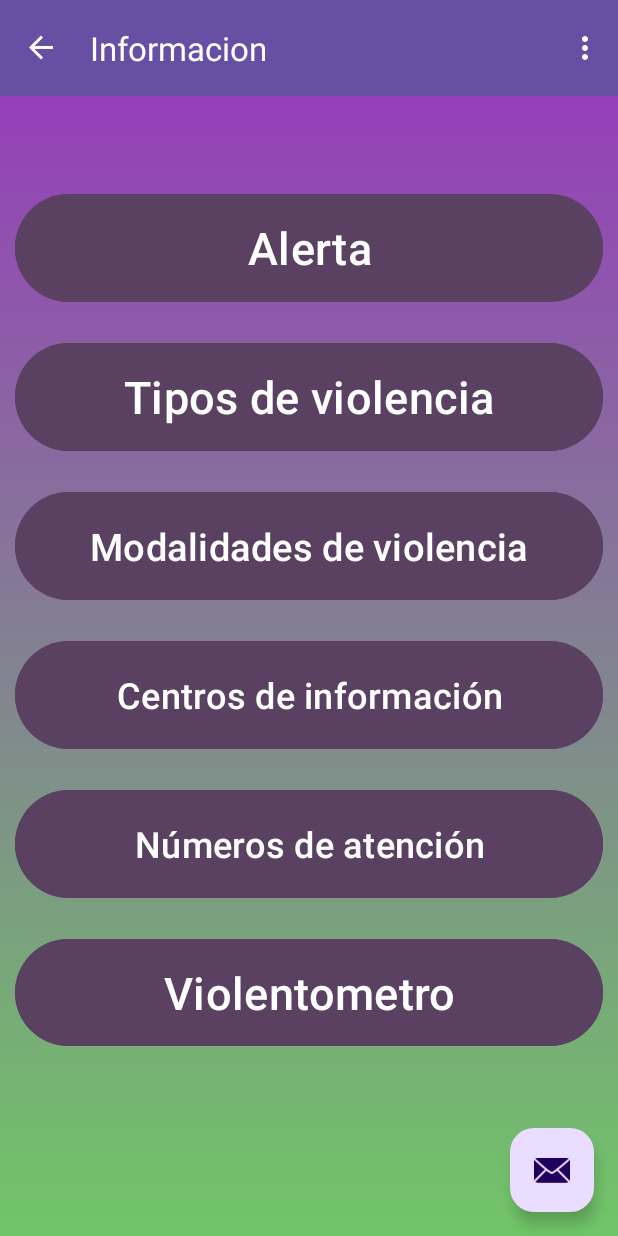
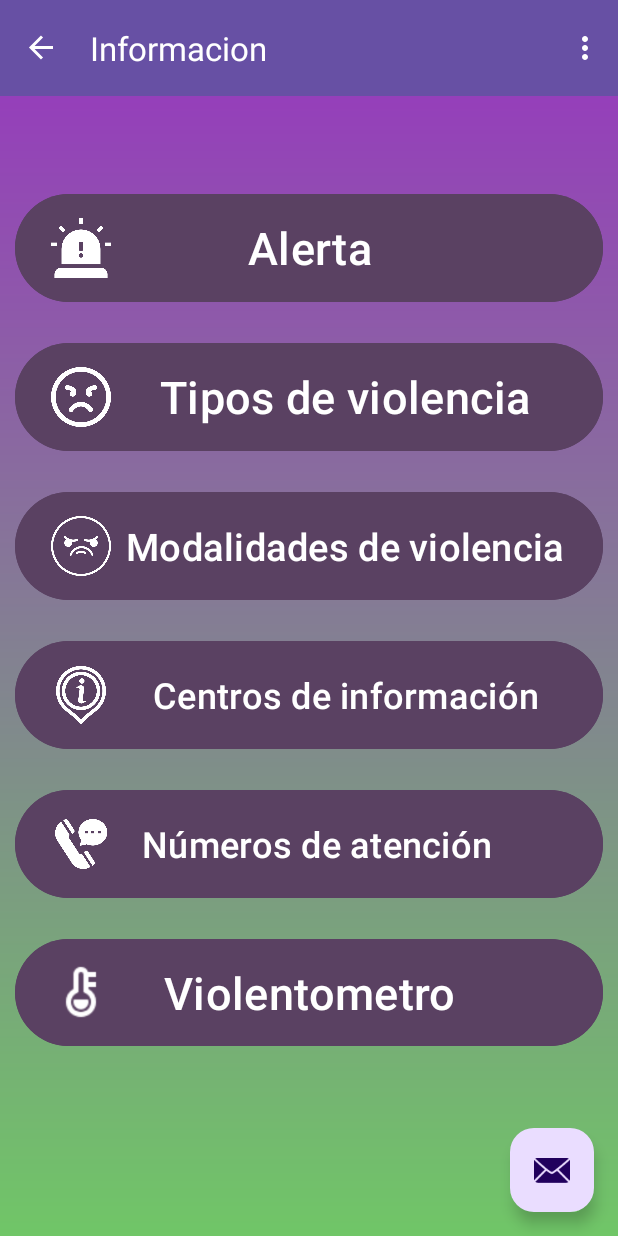
Before and after one commit to hassansabag81/AppProyectoFinal, an Android app: the main screen opened directly, with no data from a screen before it, in the side drawer, after a tap on "Informacion", on a phone screen of 412 x 824 dp. Run offline under Robolectric (Android 15) with nearby library versions, the phone set to English and light mode, and no system bars; our stand-ins replace navigation-ui; Roboto replaces fonts that are not available here.

Commit message:
Cambios Iconos

```diff
--- a/app/src/main/res/layout/fragment_informacion.xml
+++ b/app/src/main/res/layout/fragment_informacion.xml
@@ -1,5 +1,6 @@
 <?xml version="1.0" encoding="utf-8"?>
 <LinearLayout xmlns:android="http://schemas.android.com/apk/res/android"
+    xmlns:app="http://schemas.android.com/apk/res-auto"
     android:layout_width="match_parent"
     android:layout_height="match_parent"
     android:background="@drawable/login_background"
@@ -19,7 +20,10 @@
         android:backgroundTint="#5A4162"
         android:text="Alerta"
         android:textColor="#FFFFFF"
-        android:textSize="30sp" />
+        android:textSize="30sp"
+        app:icon="@drawable/alerta"
+        app:iconPadding="-40dp"
+        app:iconSize="40dp" />
 
 
     <View
@@ -37,7 +41,9 @@
         android:backgroundTint="#5A4162"
         android:text="Tipos de violencia"
         android:textColor="#FFFFFF"
-        android:textSize="30sp" />
+        android:textSize="30sp"
+        app:icon="@drawable/enojado"
+        app:iconSize="40dp" />
 
 
     <View
@@ -55,7 +61,9 @@
         android:backgroundTint="#5A4162"
         android:text="Modalidades de violencia"
         android:textColor="#FFFFFF"
-        android:textSize="25sp" />
+        android:textSize="25sp"
+        app:icon="@drawable/furia"
+        app:iconSize="40dp" />
 
 
     <View
@@ -73,7 +81,9 @@
         android:backgroundTint="#5A4162"
         android:text="Centros de información"
         android:textColor="#FFFFFF"
-        android:textSize="24sp" />
+        android:textSize="24sp"
+        app:icon="@drawable/cinfo"
+        app:iconSize="40dp" />
 
 
     <View
@@ -90,7 +100,10 @@
         android:backgroundTint="#5A4162"
         android:text="Números de atención"
         android:textColor="#FFFFFF"
-        android:textSize="24sp" />
+        android:textSize="24sp"
+        app:icon="@drawable/llamada"
+        app:iconPadding="-30dp"
+        app:iconSize="40dp" />
 
 
     <View
@@ -107,7 +120,10 @@
         android:backgroundTint="#5A4162"
         android:text="Violentometro"
         android:textColor="#FFFFFF"
-        android:textSize="30sp" />
+        android:textSize="30sp"
+        app:icon="@drawable/medidor"
+        app:iconPadding="-40dp"
+        app:iconSize="40dp" />
 
 
 </LinearLayout>
```
Also changed, not shown: app/src/main/res/layout/fragment_camara.xml (+10 -2 lines), app/src/main/res/layout/fragment_main.xml (+12 -2 lines), app/src/main/res/drawable/alerta.png (added), app/src/main/res/drawable/cinfo.png (added), app/src/main/res/drawable/enojado.png (added), app/src/main/res/drawable/enviar.png (added), app/src/main/res/drawable/furia.png (added), app/src/main/res/drawable/llamada.png (added), app/src/main/res/drawable/tele.png (added).
